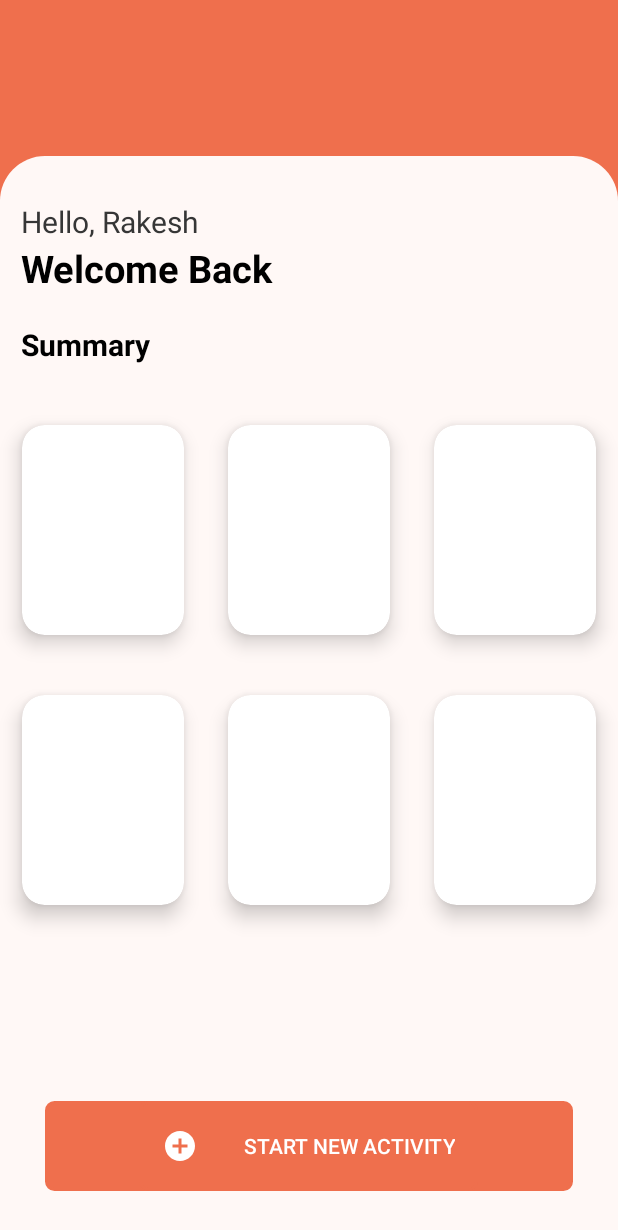
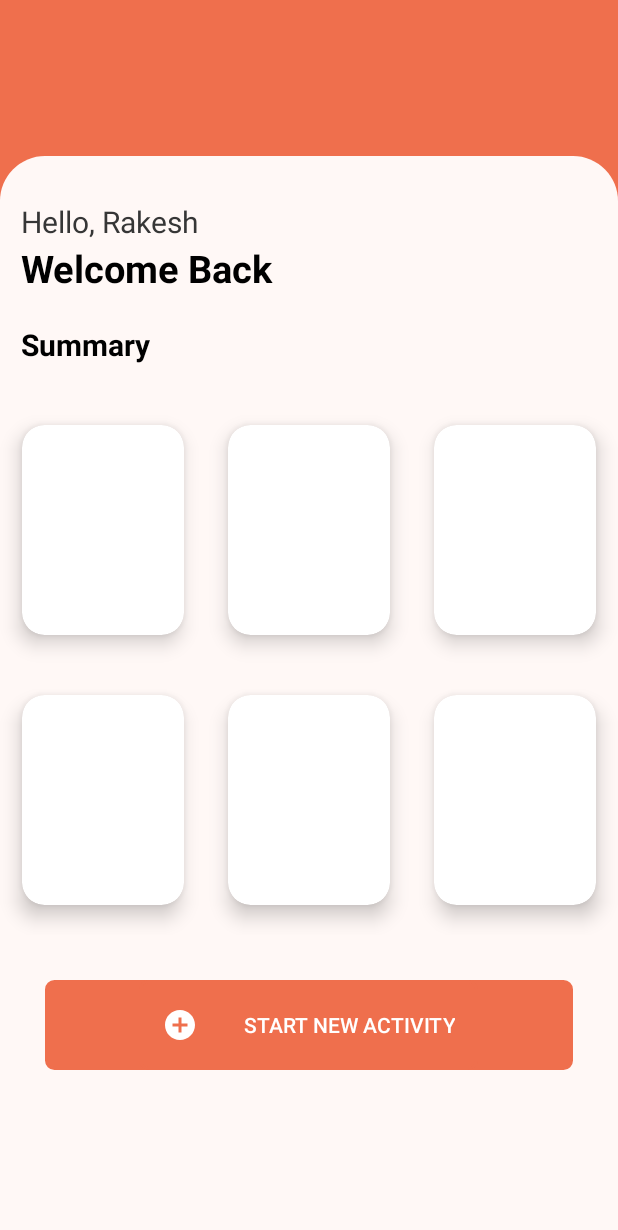
Before and after one commit to ablyParasBhasin/MLDemoCode, an Android app: the layout activity_main.xml on its own in the app's theme, with its tools: preview values and no code run, on a phone screen of 412 x 824 dp. Shown: the top 1230 px of the screen. Run offline under Robolectric (Android 15) with nearby library versions, the phone set to English and light mode, and no system bars; network calls fail.

Commit message:
Local commit

```diff
--- a/app/src/main/res/layout/activity_main.xml
+++ b/app/src/main/res/layout/activity_main.xml
@@ -2,6 +2,11 @@
 <layout xmlns:android="http://schemas.android.com/apk/res/android"
     xmlns:app="http://schemas.android.com/apk/res-auto"
     xmlns:tools="http://schemas.android.com/tools">
+
+    <androidx.core.widget.NestedScrollView
+        android:layout_width="match_parent"
+        android:layout_height="match_parent"
+        android:background="#FFF8F6">
 
         <androidx.constraintlayout.widget.ConstraintLayout
             android:layout_width="match_parent"
@@ -34,37 +39,11 @@
 
             </androidx.constraintlayout.widget.ConstraintLayout>
 
-        <androidx.appcompat.widget.AppCompatTextView
-            android:id="@+id/walletBalance"
-            android:layout_width="0dp"
-            android:layout_height="wrap_content"
-            android:gravity="center"
-            android:text="@string/app_wallet_balance"
-            android:textColor="@color/white"
-            android:textSize="@dimen/margin_14dp"
-            android:visibility="gone"
-            app:layout_constraintEnd_toEndOf="parent"
-            app:layout_constraintStart_toStartOf="parent"
-            app:layout_constraintTop_toBottomOf="@+id/include" />
-
-
-        <androidx.appcompat.widget.AppCompatTextView
-            android:id="@+id/tvWtran_amount"
-            android:layout_width="0dp"
-            android:layout_height="wrap_content"
-            android:gravity="center"
-            android:text=""
-            android:textColor="@color/white"
-            android:textSize="@dimen/margin_22dp"
-            app:layout_constraintEnd_toEndOf="parent"
-            app:layout_constraintStart_toStartOf="parent"
-            app:layout_constraintTop_toBottomOf="@+id/walletBalance" />
-
 
             <LinearLayout
                 android:id="@+id/llRoot"
                 android:layout_width="match_parent"
-            android:layout_height="0dp"
+                android:layout_height="match_parent"
                 android:layout_marginTop="@dimen/margin_48dp"
                 android:background="@drawable/recycler_backgroundtopleft_round"
                 android:orientation="vertical"
@@ -144,6 +123,10 @@
                     -->
 
 
+
+
+                </FrameLayout>
+
                 <LinearLayout
                     android:id="@+id/btnStartActivity"
                     android:layout_width="match_parent"
@@ -167,10 +150,12 @@
                         android:textColor="@android:color/white" />
                 </LinearLayout>
 
-            </FrameLayout>
-
             </LinearLayout>
 
         </androidx.constraintlayout.widget.ConstraintLayout>
 
+    </androidx.core.widget.NestedScrollView>
+
+
+
 </layout>
--- a/app/src/main/res/layout/fragment_reporting_form.xml
+++ b/app/src/main/res/layout/fragment_reporting_form.xml
@@ -33,18 +33,23 @@
 
         </androidx.constraintlayout.widget.ConstraintLayout>
 
+        <androidx.core.widget.NestedScrollView
+            android:layout_width="match_parent"
+            android:layout_height="0dp"
+            android:layout_marginTop="@dimen/margin_20dp"
+            app:layout_constraintBottom_toBottomOf="parent"
+            app:layout_constraintEnd_toEndOf="parent"
+            app:layout_constraintStart_toStartOf="parent"
+            app:layout_constraintTop_toBottomOf="@id/include">
 
             <LinearLayout
                 android:id="@+id/llRoot"
                 android:layout_width="match_parent"
-            android:layout_height="0dp"
+                android:layout_height="match_parent"
                 android:layout_marginTop="@dimen/margin_20dp"
                 android:background="@drawable/recycler_backgroundtopleft_round"
                 android:orientation="vertical"
-            app:layout_constraintBottom_toBottomOf="parent"
-            app:layout_constraintEnd_toEndOf="parent"
-            app:layout_constraintStart_toStartOf="parent"
-            app:layout_constraintTop_toBottomOf="@id/include">
+              >
 
 
                 <androidx.appcompat.widget.AppCompatTextView
@@ -139,6 +144,10 @@
 
 
             </LinearLayout>
+        </androidx.core.widget.NestedScrollView>
+
+
+
 
     </androidx.constraintlayout.widget.ConstraintLayout>
 
```
Lines whose indentation alone changed are shown as unchanged.
